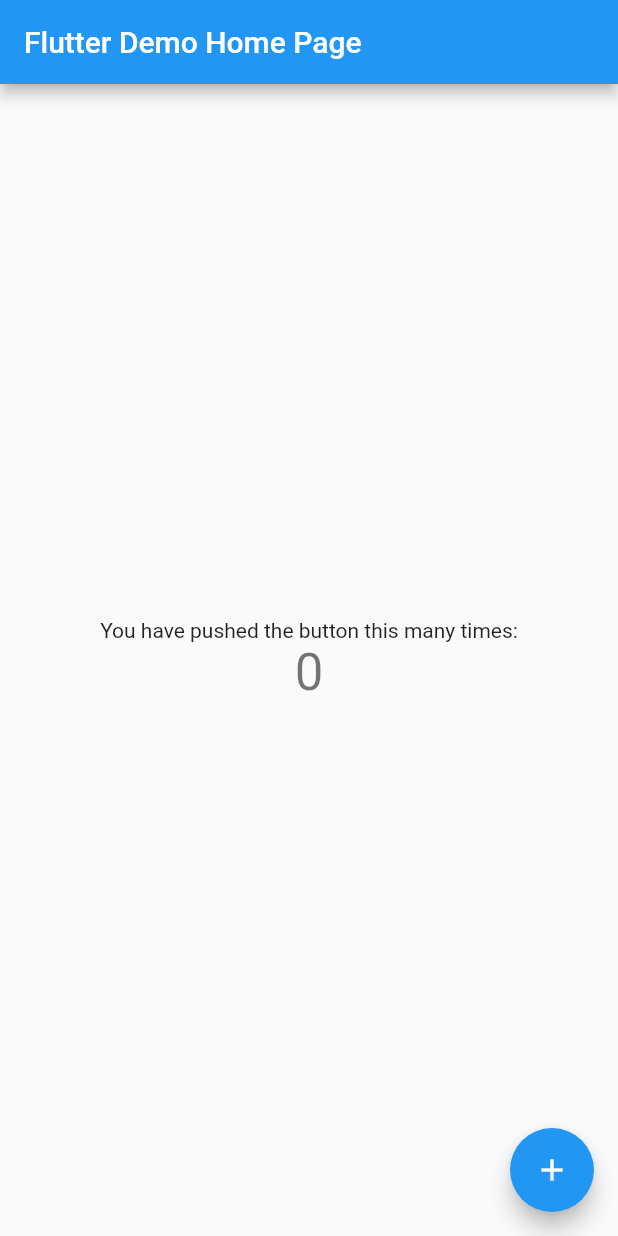
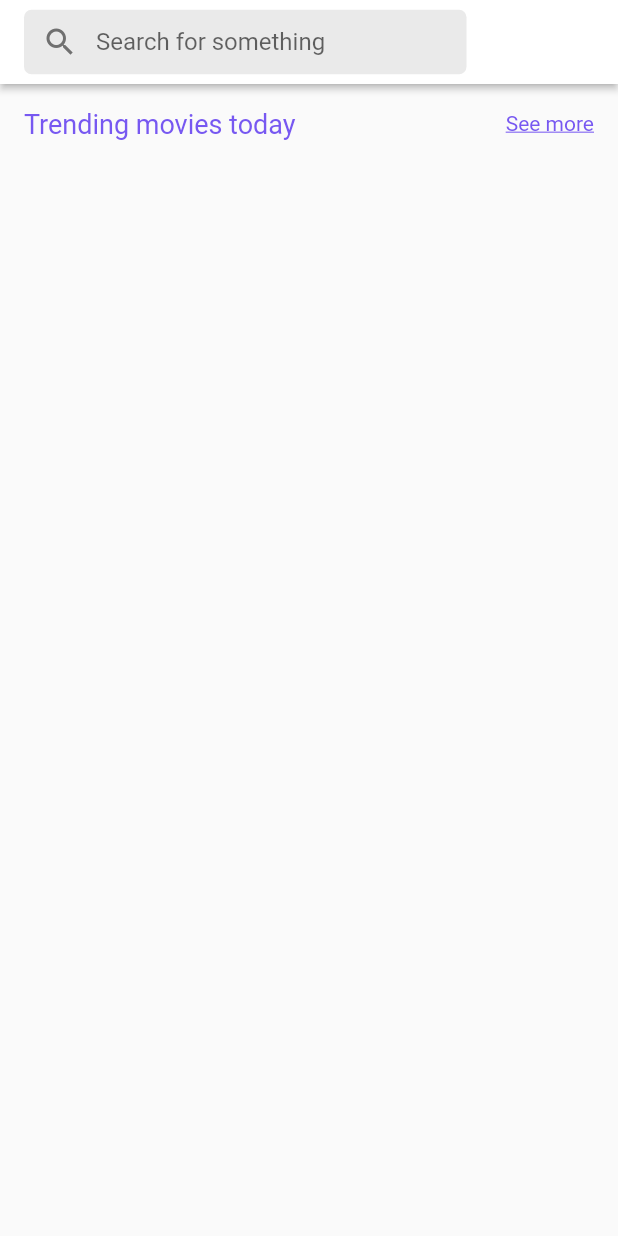
Before and after one commit to olumidayy/Movie-Tracker, a Flutter app: the screen it shows after launch, on a phone screen of 412 x 824 dp. Run offline on Flutter 3.47's test engine with Material 2 defaults, Android fonts, the phone set to English and light mode, and no system bars; our stand-ins replace get_it, injectable; generated files the repository leaves out were written again.

Commit message:
started working on home page

```diff
--- a/lib/core/services/services.dart
+++ b/lib/core/services/services.dart
@@ -1,35 +1,16 @@
-import 'package:flutter/material.dart';
 import 'package:injectable/injectable.dart';
+import 'package:movie_tracker/core/models/search_item_model.dart';
 
-var BASE_URL = 'https://api.themoviedb.org/3/';
-var IMAGE_URL = 'https://image.tmdb.org/t/p/w500/';
+const baseUrl = 'https://api.themoviedb.org/3/';
+const imageUrl = 'https://image.tmdb.org/t/p/w500/';
 
 @injectable
 class Api {
 
-//   @factoryMethod
-//   Future<Character> getCharacterWithId(int id) async {
-//   var response;
-
-//   try {
-//     response = await http.get('$ID_URL/$id');
-//     if (response.statusCode == 200) {
-//       var res = json.decode(response.body);
-//       if (res['response'] == 'success') {
-//         Character character = Character.fromMap(res);
-//         return character;
-//       }
-//       throw 'Specified character not found';
-//     }
-//   } on TimeoutException {
-//     throw 'Unable to fetch character. Check your connection and try again';
-//   } on SocketException {
-//     throw
-//         'Unable to fetch character. Check your connection and try again';
-//   }
-//   throw
-//       'Unable to fetch character. Check your connection and try again';
-// }
+  @factoryMethod
+  // ignore: missing_return
+  Future<SearchItem> getCharacterWithId(int id) async {
+  }
 
 
 }
--- a/lib/locator.dart
+++ b/lib/locator.dart
@@ -1,6 +1,7 @@
 import 'package:get_it/get_it.dart';
 import 'package:injectable/injectable.dart';
-import 'locator.iconfig.dart';
+import 'package:movie_tracker/core/services/services.dart';
+part 'locator.iconfig.dart';
 
 final getIt = GetIt.instance;
 
--- a/lib/locator.iconfig.dart
+++ b/lib/locator.iconfig.dart
@@ -4,8 +4,7 @@
 // InjectableConfigGenerator
 // **************************************************************************
 
-import 'package:movie_tracker/core/services/services.dart';
-import 'package:get_it/get_it.dart';
+part of 'locator.dart';
 
 void $initGetIt(GetIt g, {String environment}) {
   g.registerFactory<Api>(() => Api());
--- a/lib/main.dart
+++ b/lib/main.dart
@@ -1,4 +1,5 @@
 import 'package:flutter/material.dart';
+import 'package:movie_tracker/ui/views/home_view/home_view.dart';
 
 void main() {
   runApp(MyApp());
@@ -11,22 +12,9 @@ class MyApp extends StatelessWidget {
     return MaterialApp(
       title: 'Flutter Demo',
       theme: ThemeData(
-        // This is the theme of your application.
-        //
-        // Try running your application with "flutter run". You'll see the
-        // application has a blue toolbar. Then, without quitting the app, try
-        // changing the primarySwatch below to Colors.green and then invoke
-        // "hot reload" (press "r" in the console where you ran "flutter run",
-        // or simply save your changes to "hot reload" in a Flutter IDE).
-        // Notice that the counter didn't reset back to zero; the application
-        // is not restarted.
-        primarySwatch: Colors.blue,
-        // This makes the visual density adapt to the platform that you run
-        // the app on. For desktop platforms, the controls will be smaller and
-        // closer together (more dense) than on mobile platforms.
         visualDensity: VisualDensity.adaptivePlatformDensity,
       ),
-      home: MyHomePage(title: 'Flutter Demo Home Page'),
+      home: HomeView(),
     );
   }
 }
@@ -54,47 +42,21 @@ class _MyHomePageState extends State<MyHomePage> {
 
   void _incrementCounter() {
     setState(() {
-      // This call to setState tells the Flutter framework that something has
-      // changed in this State, which causes it to rerun the build method below
-      // so that the display can reflect the updated values. If we changed
-      // _counter without calling setState(), then the build method would not be
-      // called again, and so nothing would appear to happen.
       _counter++;
     });
   }
 
   @override
   Widget build(BuildContext context) {
-    // This method is rerun every time setState is called, for instance as done
-    // by the _incrementCounter method above.
-    //
-    // The Flutter framework has been optimized to make rerunning build methods
-    // fast, so that you can just rebuild anything that needs updating rather
-    // than having to individually change instances of widgets.
     return Scaffold(
       appBar: AppBar(
-        // Here we take the value from the MyHomePage object that was created by
-        // the App.build method, and use it to set our appbar title.
         title: Text(widget.title),
       ),
       body: Center(
         // Center is a layout widget. It takes a single child and positions it
         // in the middle of the parent.
         child: Column(
-          // Column is also a layout widget. It takes a list of children and
-          // arranges them vertically. By default, it sizes itself to fit its
-          // children horizontally, and tries to be as tall as its parent.
-          //
-          // Invoke "debug painting" (press "p" in the console, choose the
-          // "Toggle Debug Paint" action from the Flutter Inspector in Android
-          // Studio, or the "Toggle Debug Paint" command in Visual Studio Code)
-          // to see the wireframe for each widget.
-          //
-          // Column has various properties to control how it sizes itself and
-          // how it positions its children. Here we use mainAxisAlignment to
-          // center the children vertically; the main axis here is the vertical
-          // axis because Columns are vertical (the cross axis would be
-          // horizontal).
+
           mainAxisAlignment: MainAxisAlignment.center,
           children: <Widget>[
             Text(
--- /dev/null
+++ b/lib/ui/views/home_view/home_view.dart
@@ -0,0 +1,81 @@
+import 'dart:ui';
+
+import 'package:flutter/material.dart';
+
+class HomeView extends StatefulWidget {
+  @override
+  _HomeViewState createState() => _HomeViewState();
+}
+
+class _HomeViewState extends State<HomeView> {
+  ScrollController _scrollController = ScrollController();
+  var _border = OutlineInputBorder(
+    borderSide: BorderSide.none,
+    borderRadius: const BorderRadius.all(
+      const Radius.circular(5.0),
+    ),
+  );
+
+  @override
+  Widget build(BuildContext context) {
+    return new Scaffold(
+        body: CustomScrollView(
+      controller: _scrollController,
+      slivers: [
+        SliverAppBar(
+          centerTitle: true,
+          elevation: 2,
+          stretch: true,
+          forceElevated: true,
+          backgroundColor: Colors.white,
+          title: Row(children: [
+            SizedBox(
+              height: 43,
+              width: 295,
+              child: TextField(
+                decoration: InputDecoration(
+                  contentPadding: EdgeInsets.all(1),
+                  prefixIcon: Icon(Icons.search, color: Color(0xFF707070)),
+                  hintText: 'Search for something',
+                  border: _border,
+                  enabledBorder: _border,
+                  focusedBorder: _border,
+                  disabledBorder: _border,
+                  filled: true,
+                  fillColor: Color(0xFFEAEAEA),
+                ),
+              ),
+            )
+          ]),
+        ),
+        SliverList(
+          delegate: SliverChildListDelegate(
+            [
+              Column(children: [
+                Padding(
+                  padding: const EdgeInsets.all(16.0),
+                  child: Row(
+                    crossAxisAlignment: CrossAxisAlignment.center,
+                    mainAxisAlignment: MainAxisAlignment.spaceBetween,
+                    children: [
+                    Text('Trending movies today', style: TextStyle(
+                      color: Color(0xFF7758F1), fontSize: 18,
+                    ),),
+                    Text('See more', style: TextStyle(
+                      decoration: TextDecoration.underline,
+                      color: Color(0xFF7758F1), fontSize: 14,
+                    ),),
+                  ],),
+                ),
+                // ListView(
+                //   shrinkWrap: true,
+                //   scrollDirection: Axis.horizontal,
+                // )
+              ],)
+            ]
+          )
+        )
+      ],
+    ));
+  }
+}
--- a/pubspec.yaml
+++ b/pubspec.yaml
@@ -20,10 +20,11 @@ dependencies:
   cupertino_icons: ^0.1.3
   google_fonts: ^1.1.0
   get_it: ^4.0.2
+  http: ^0.12.2
   injectable:
-  stacked: ^1.6.0
   json_serializable: ^3.3.0
   json_annotation: ^3.0.1
+  stacked: ^1.6.0
 
 dev_dependencies:
   flutter_test:
```
Also changed, not shown: lib/ui/views/main_view/main_view.dart (added), pubspec.lock, 1 other file.
